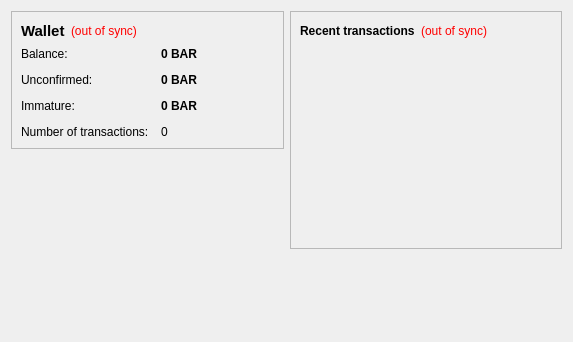
Old version of the form src/qt/forms/overviewpage.ui in the repository keri88/vaccercoin.
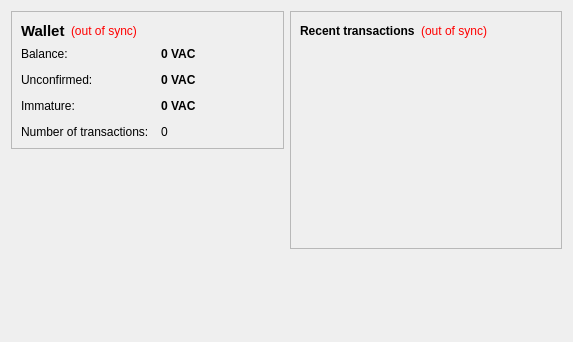
New version of the form.

Patch:
```diff
--- a/src/qt/forms/overviewpage.ui
+++ b/src/qt/forms/overviewpage.ui
@@ -105,7 +105,7 @@
              <string>Your current balance</string>
             </property>
             <property name="text">
-             <string notr="true">0 BAR</string>
+             <string notr="true">0 VAC</string>
             </property>
             <property name="textInteractionFlags">
              <set>Qt::LinksAccessibleByMouse|Qt::TextSelectableByKeyboard|Qt::TextSelectableByMouse</set>
@@ -134,7 +134,7 @@
              <string>Total of transactions that have yet to be confirmed, and do not yet count toward the current balance</string>
             </property>
             <property name="text">
-             <string notr="true">0 BAR</string>
+             <string notr="true">0 VAC</string>
             </property>
             <property name="textInteractionFlags">
              <set>Qt::LinksAccessibleByMouse|Qt::TextSelectableByKeyboard|Qt::TextSelectableByMouse</set>
@@ -177,7 +177,7 @@
              <string>Mined balance that has not yet matured</string>
             </property>
             <property name="text">
-             <string notr="true">0 BAR</string>
+             <string notr="true">0 VAC</string>
             </property>
             <property name="textInteractionFlags">
              <set>Qt::LinksAccessibleByMouse|Qt::TextSelectableByKeyboard|Qt::TextSelectableByMouse</set>
```
